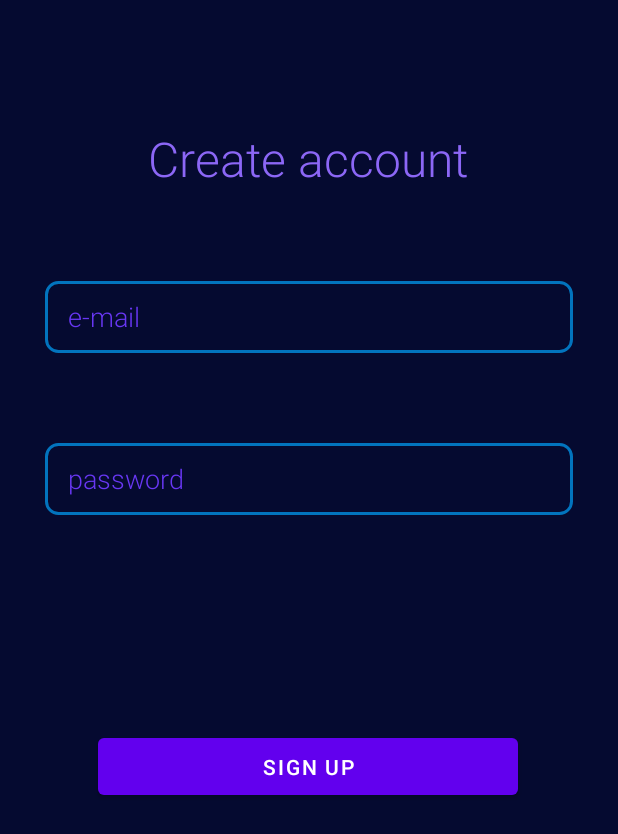
After one commit to KavinTheG/FinanceOverview, an Android app: the createAccount screen opened directly, with no data from a screen before it, on a phone screen of 412 x 824 dp. The commit adds this screen. Shown: the top 834 px of the screen. Run offline under Robolectric (Android 15) with nearby library versions, the phone set to English and light mode, and no system bars; our stand-ins replace Firebase (no records; nobody signed in at launch, a user with empty details on screens opened directly).

Commit message:
Added a sign up page. Added firebase authentication.

```diff
--- a/app/build.gradle
+++ b/app/build.gradle
@@ -1,5 +1,6 @@
 plugins {
     id 'com.android.application'
+    id 'com.google.gms.google-services'
 }
 
 android {
@@ -38,4 +39,9 @@ dependencies {
     androidTestImplementation 'androidx.test.espresso:espresso-core:3.4.0'
 
     implementation 'com.google.android.material:material:1.4.0'
+
+
+    implementation platform('com.google.firebase:firebase-bom:28.4.2')
+    implementation 'com.google.firebase:firebase-database'
+    implementation 'com.google.firebase:firebase-auth'
 }
--- a/app/src/main/AndroidManifest.xml
+++ b/app/src/main/AndroidManifest.xml
@@ -9,6 +9,9 @@
         android:roundIcon="@mipmap/ic_launcher_round"
         android:supportsRtl="true"
         android:theme="@style/Theme.FinanceOverview">
+        <activity
+            android:name=".createAccount"
+            android:exported="true" />
         <activity
             android:name=".GeneralOverview"
             android:exported="true" />
--- /dev/null
+++ b/app/src/main/java/com/example/financeoverview/createAccount.java
@@ -0,0 +1,89 @@
+package com.example.financeoverview;
+
+import androidx.annotation.NonNull;
+import androidx.appcompat.app.AppCompatActivity;
+
+import android.os.Bundle;
+import android.util.Log;
+import android.view.View;
+import android.widget.Button;
+import android.widget.EditText;
+import android.widget.Toast;
+
+import com.google.android.gms.tasks.OnCompleteListener;
+import com.google.android.gms.tasks.Task;
+import com.google.firebase.auth.AuthResult;
+import com.google.firebase.auth.FirebaseAuth;
+import com.google.firebase.database.FirebaseDatabase;
+
+public class createAccount extends AppCompatActivity {
+
+    private FirebaseAuth mAuth;
+
+    private Button signUpBtn;
+    private EditText emailText;
+    private EditText passwordText;
+
+    @Override
+    protected void onCreate(Bundle savedInstanceState) {
+        super.onCreate(savedInstanceState);
+        setContentView(R.layout.activity_create_account);
+
+        mAuth = FirebaseAuth.getInstance();
+        signUpBtn = findViewById(R.id.signup_btn);
+
+        emailText = findViewById(R.id.signup_email);
+        passwordText = findViewById(R.id.signup_password);
+
+
+        signUpBtn.setOnClickListener(new View.OnClickListener() {
+            @Override
+            public void onClick(View view) {
+                String email = stripEditTexts(emailText);
+                String password = stripEditTexts(passwordText);
+                if (email.isEmpty() || password.isEmpty()) {
+                    Toast.makeText(createAccount.this, "Must fill out all fields!", Toast.LENGTH_SHORT).show();
+                } else {
+                    mAuth.createUserWithEmailAndPassword(email, password)
+                            .addOnCompleteListener(createAccount.this, new OnCompleteListener<AuthResult>() {
+                                @Override
+                                public void onComplete(@NonNull Task<AuthResult> task) {
+                                    if (task.isSuccessful()) {
+                                        User newUser = new User(email, password);
+
+                                        FirebaseDatabase.getInstance().getReference("Users")
+                                                .child(FirebaseAuth.getInstance().getCurrentUser().getUid())
+                                                .setValue(newUser).addOnCompleteListener(new OnCompleteListener<Void>() {
+                                            @Override
+                                            public void onComplete(@NonNull Task<Void> task) {
+
+                                                if (task.isSuccessful()) {
+                                                    Toast.makeText(createAccount.this,
+                                                            "User has been registered!",
+                                                            Toast.LENGTH_SHORT).show();
+                                                } else {
+                                                    Toast.makeText(createAccount.this,
+                                                            "User has not been registered.",
+                                                            Toast.LENGTH_SHORT).show();
+                                                }
+                                            }
+                                        });
+                                    } else {
+                                        Toast.makeText(createAccount.this,
+                                                "User has not been created.",
+                                                Toast.LENGTH_SHORT).show();
+                                        Log.w("createAccount", "firstCreateUserFail", task.getException());
+                                    }
+                                }
+                            });
+                }
+
+            }
+        });
+
+    }
+
+    private String stripEditTexts(EditText editText) {
+        return editText.getText().toString().trim();
+    }
+}
--- /dev/null
+++ b/app/src/main/res/layout/activity_create_account.xml
@@ -0,0 +1,75 @@
+<?xml version="1.0" encoding="utf-8"?>
+<androidx.constraintlayout.widget.ConstraintLayout xmlns:android="http://schemas.android.com/apk/res/android"
+    xmlns:app="http://schemas.android.com/apk/res-auto"
+    xmlns:tools="http://schemas.android.com/tools"
+    android:layout_width="match_parent"
+    android:layout_height="match_parent"
+    android:background="#050A30"
+    tools:context=".createAccount">
+
+    <Button
+        android:id="@+id/signup_btn"
+        android:layout_width="280dp"
+        android:layout_height="50dp"
+        android:layout_marginBottom="288dp"
+        android:text="Sign Up"
+        app:layout_constraintBottom_toBottomOf="parent"
+        app:layout_constraintEnd_toEndOf="parent"
+        app:layout_constraintHorizontal_bias="0.496"
+        app:layout_constraintStart_toStartOf="parent"
+        app:layout_constraintTop_toBottomOf="@+id/signup_password"
+        app:layout_constraintVertical_bias="1.0" />
+
+    <TextView
+        android:id="@+id/create_account_text"
+        android:layout_width="wrap_content"
+        android:layout_height="wrap_content"
+        android:layout_marginTop="84dp"
+        android:fontFamily="sans-serif-light"
+        android:text="Create account"
+        android:textColor="#8C67F6"
+        android:textSize="32sp"
+        app:layout_constraintEnd_toEndOf="parent"
+        app:layout_constraintHorizontal_bias="0.497"
+        app:layout_constraintStart_toStartOf="parent"
+        app:layout_constraintTop_toTopOf="parent" />
+
+    <EditText
+        android:id="@+id/signup_email"
+        android:layout_width="match_parent"
+        android:layout_height="48dp"
+        android:layout_marginTop="60dp"
+        android:background="@drawable/et_style"
+        android:ems="10"
+        android:layout_marginRight="30dp"
+        android:layout_marginLeft="30dp"
+        android:fontFamily="sans-serif-light"
+        android:hint="e-mail"
+        android:inputType="textPersonName"
+        android:paddingLeft="15dp"
+        android:textColor="#8C67F6"
+        android:textColorHint="#6837F3"
+        app:layout_constraintEnd_toEndOf="parent"
+        app:layout_constraintStart_toStartOf="parent"
+        app:layout_constraintTop_toBottomOf="@+id/create_account_text" />
+
+    <EditText
+        android:id="@+id/signup_password"
+        android:layout_width="match_parent"
+        android:layout_height="48dp"
+        android:layout_marginTop="60dp"
+        android:layout_marginRight="30dp"
+        android:layout_marginLeft="30dp"
+        android:background="@drawable/et_style"
+        android:ems="10"
+        android:fontFamily="sans-serif-light"
+        android:hint="password"
+        android:inputType="textPassword"
+        android:paddingLeft="15dp"
+        android:textColor="#8C67F6"
+        android:textColorHint="#6837F3"
+        app:layout_constraintEnd_toEndOf="parent"
+        app:layout_constraintStart_toStartOf="parent"
+        app:layout_constraintTop_toBottomOf="@+id/signup_email" />
+
+</androidx.constraintlayout.widget.ConstraintLayout>
--- a/app/src/main/res/layout/overview_slide_layout.xml
+++ b/app/src/main/res/layout/overview_slide_layout.xml
@@ -33,7 +33,7 @@
 
     <com.github.mikephil.charting.charts.LineChart
         android:id="@+id/line_chart"
-        android:layout_width="380dp"
+        android:layout_width="350dp"
         android:layout_height="340dp"
         android:layout_margin="15dp"
         android:layout_marginTop="20dp"
@@ -51,6 +51,7 @@
         android:clickable="true"
         app:layout_constraintBottom_toBottomOf="parent"
         app:layout_constraintEnd_toEndOf="parent"
-        app:srcCompat="@android:drawable/ic_menu_add" />
+        app:srcCompat="@android:drawable/ic_menu_add"
+        tools:ignore="SpeakableTextPresentCheck" />
 
 </androidx.constraintlayout.widget.ConstraintLayout>
--- a/build.gradle
+++ b/build.gradle
@@ -6,7 +6,7 @@ buildscript {
     }
     dependencies {
         classpath "com.android.tools.build:gradle:7.0.2"
-
+        classpath 'com.google.gms:google-services:4.3.10'
         // NOTE: Do not place your application dependencies here; they belong
         // in the individual module build.gradle files
     }
```
Also changed, not shown: app/src/main/java/com/example/financeoverview/MainActivity.java (+56 -5 lines), app/src/main/java/com/example/financeoverview/User.java (added, +20 -0 lines), app/src/main/res/layout/login_activity.xml (+16 -11 lines), 1 other file.
